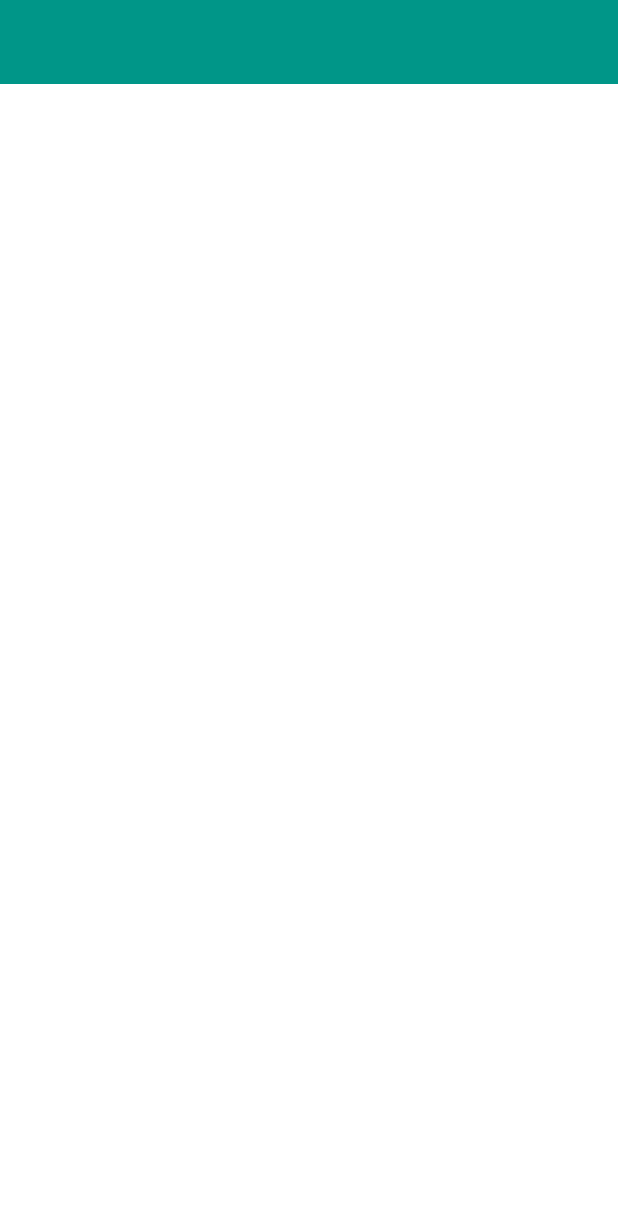
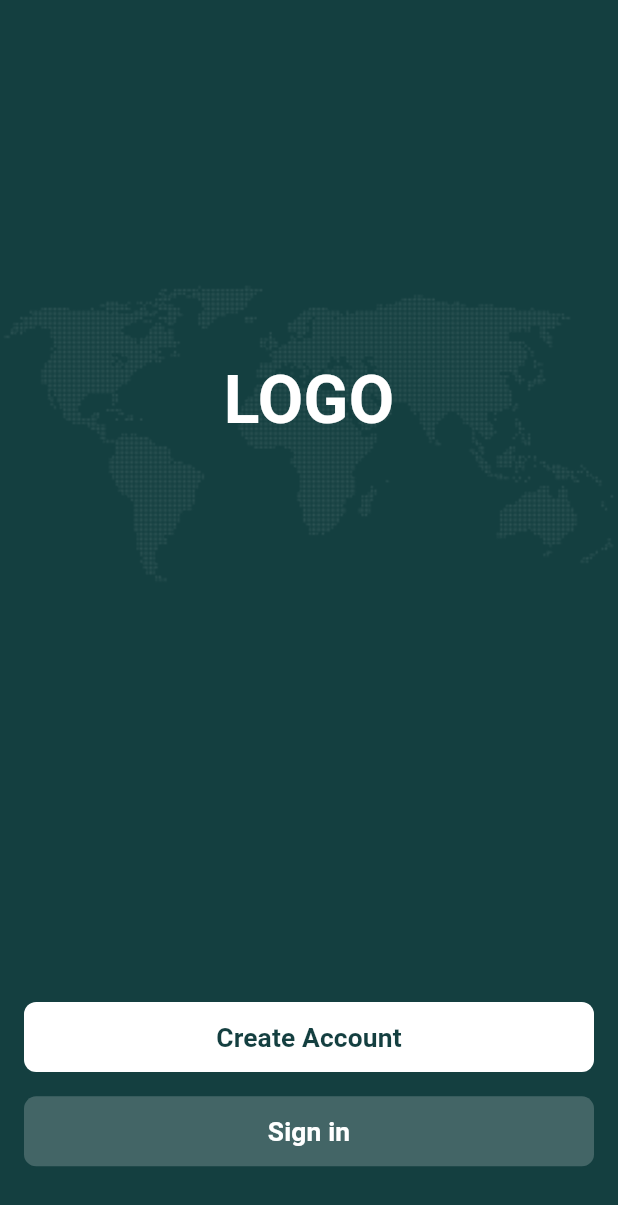
Before and after one commit to laiba-amjad9292/ShopSeeker, a Flutter app: the screen it shows after launch, on a phone screen of 412 x 824 dp. Shown: the top 1205 px of the screen. Run offline on Flutter 3.47's test engine with Material 3 defaults, Android fonts, the phone set to English and light mode, and no system bars; drawn by our look-alikes of auto_size_text; our stand-ins replace flutter_screenutil, get.

Commit message:
Splash screen created

```diff
--- /dev/null
+++ b/lib/global/widgets/button.widget.dart
@@ -0,0 +1,141 @@
+import 'package:auto_size_text/auto_size_text.dart';
+import 'package:flutter/material.dart';
+import 'package:flutter_screenutil/flutter_screenutil.dart';
+import 'package:get/get.dart';
+import 'package:shop_seeker/utils/constants/app_colors.utils.dart';
+import 'package:shop_seeker/utils/theme/app_theme.utils.dart';
+
+class AppButton extends StatelessWidget {
+  final String title;
+  final double height;
+  final double? width;
+  final double elevation;
+  final double? borderRadius;
+  final double fontSize;
+  final Color? color;
+  final BorderSide? borderSide;
+  final Color fontColor;
+  final Function onTap;
+  final bool isLoading;
+  final FontWeight fontWeight;
+  final Widget? icon;
+  final bool? isDisabled;
+  final bool isIconLeading;
+  final EdgeInsetsGeometry? padding;
+  final Color? disabledColor;
+  final Color? disabledFontColor;
+
+  const AppButton({
+    Key? key,
+    this.color,
+    this.padding,
+    this.fontColor = Colors.white,
+    this.borderSide,
+    this.icon,
+    this.height = 46,
+    this.elevation = 0,
+    this.fontWeight = FontWeight.w500,
+    this.width,
+    this.borderRadius = 8,
+    this.fontSize = 16,
+    this.isLoading = false,
+    this.isIconLeading = false,
+    required this.title,
+    required this.onTap,
+    this.isDisabled,
+    this.disabledColor,
+    this.disabledFontColor,
+  }) : super(key: key);
+
+  @override
+  Widget build(BuildContext context) {
+    return IgnorePointer(
+      ignoring: isDisabled ?? false,
+      child: Padding(
+        padding: padding ?? EdgeInsets.zero,
+        child: SizedBox(
+          width: width?.toDouble().w ?? 1.sw,
+          height: height.h,
+          child: ElevatedButton(
+            style: ElevatedButton.styleFrom(
+              surfaceTintColor:
+                  isDisabled == true
+                      ? disabledColor ?? AppColors.disabledColor
+                      : color ??
+                          (isDisabled == true
+                              ? disabledColor ?? AppColors.disabledColor
+                              : AppColors.primary),
+
+              padding: padding ?? EdgeInsets.zero,
+              elevation: elevation,
+              backgroundColor: backGroundColor,
+              shape: RoundedRectangleBorder(
+                side: borderSide ?? BorderSide.none,
+                borderRadius: BorderRadius.circular(borderRadius?.r ?? 8),
+              ),
+              minimumSize: Size(width?.toDouble().w ?? 1.sw, height.h),
+              // width: width?.toDouble() ?? 1.sw,
+              alignment: Alignment.center,
+            ),
+            clipBehavior: Clip.antiAliasWithSaveLayer,
+            onPressed:
+                isDisabled == true
+                    ? () {}
+                    : () {
+                      FocusScope.of(Get.context!).requestFocus(FocusNode());
+                      onTap();
+                    },
+            child: Center(
+              child:
+                  icon == null
+                      ? AutoSizeText(
+                        title,
+                        textAlign: TextAlign.center,
+                        style: stylew600(
+                          size: height == 36 ? 12 : fontSize,
+                          color: fontColor,
+                        ),
+                      )
+                      : Row(
+                        mainAxisAlignment: MainAxisAlignment.center,
+                        children: [
+                          if (isIconLeading) icon!,
+                          AutoSizeText(
+                            title,
+                            textAlign: TextAlign.center,
+                            style: stylew600(
+                              size: height == 36 ? 12 : fontSize,
+                              color: fontColor,
+                            ),
+                          ),
+                          if (!isIconLeading) icon!,
+                        ],
+                      ),
+            ),
+          ),
+        ),
+      ),
+    );
+  }
+
+  bool get buttonDisabled {
+    // change color when making app
+    return color == AppColors.colorAAAAAA || isDisabled == true;
+  }
+
+  Color get textButtonColor {
+    if (buttonDisabled) {
+      return AppColors.white;
+    } else {
+      return fontColor;
+    }
+  }
+
+  Color get backGroundColor {
+    if (buttonDisabled) {
+      return disabledColor ?? AppColors.disabledColor;
+    } else {
+      return color ?? AppColors.primary;
+    }
+  }
+}
--- a/lib/main.dart
+++ b/lib/main.dart
@@ -1,4 +1,6 @@
 import 'package:flutter/material.dart';
+import 'package:flutter_screenutil/flutter_screenutil.dart';
+import 'package:shop_seeker/modules/auth/screens/login_or_signUp.screen.dart';
 
 void main() {
   runApp(const MyApp());
@@ -9,8 +11,9 @@
 
   @override
   Widget build(BuildContext context) {
-    // SystemChrome.setSystemUIOverlayStyle(
-    //     const SystemUiOverlayStyle(statusBarColor: Colors.transparent));
+    return ScreenUtilInit(
+      designSize: Size(375, 812),
+      builder: (context, child) {
         return MaterialApp(
           title: 'HomePage',
           theme: ThemeData(
@@ -19,7 +22,9 @@
           ),
           debugShowCheckedModeBanner: false,
 
-      home: MyHomePage(),
+          home: LoginOrSignupScreen(),
+        );
+      },
     );
   }
 }
--- /dev/null
+++ b/lib/modules/auth/screens/login.screen.dart
@@ -0,0 +1,15 @@
+import 'package:flutter/material.dart';
+
+class LoginScreen extends StatefulWidget {
+  const LoginScreen({super.key});
+
+  @override
+  State<LoginScreen> createState() => _LoginScreenState();
+}
+
+class _LoginScreenState extends State<LoginScreen> {
+  @override
+  Widget build(BuildContext context) {
+    return Scaffold();
+  }
+}
--- /dev/null
+++ b/lib/modules/auth/screens/login_or_signUp.screen.dart
@@ -0,0 +1,67 @@
+import "package:flutter/material.dart";
+import "package:shop_seeker/global/widgets/button.widget.dart";
+import "package:shop_seeker/utils/constants/app_colors.utils.dart";
+import "package:shop_seeker/utils/extensions/size_extension.util.dart";
+import "package:shop_seeker/utils/theme/app_theme.utils.dart";
+
+class LoginOrSignupScreen extends StatefulWidget {
+  const LoginOrSignupScreen({super.key});
+
+  @override
+  State<LoginOrSignupScreen> createState() => _LoginOrSignupScreenState();
+}
+
+class _LoginOrSignupScreenState extends State<LoginOrSignupScreen> {
+  @override
+  Widget build(BuildContext context) {
+    return Scaffold(
+      backgroundColor: AppColors.primary,
+      body: Stack(
+        children: [
+          Positioned(
+            top: 189,
+            left: 0,
+            right: 0,
+            child: Image.asset("assets/images/map shadw.png"),
+          ),
+          Stack(
+            children: [
+              Positioned(
+                top: 236,
+                left: 0,
+                right: 0,
+                child: Center(
+                  child: Text(
+                    'LOGO',
+                    style: stylew700(size: 40, color: AppColors.white),
+                  ),
+                ),
+              ),
+            ],
+          ),
+          Padding(
+            padding: const EdgeInsets.all(16.0),
+            child: Column(
+              mainAxisAlignment: MainAxisAlignment.end,
+              children: [
+                AppButton(
+                  title: 'Create Account',
+                  color: AppColors.white,
+                  fontColor: AppColors.primary,
+                  onTap: () {},
+                ),
+                16.hp,
+                AppButton(
+                  title: 'Sign in',
+                  color: AppColors.white20,
+                  onTap: () {},
+                ),
+                30.hp,
+              ],
+            ),
+          ),
+        ],
+      ),
+    );
+  }
+}
--- /dev/null
+++ b/lib/modules/auth/screens/sign_up.screen.dart
@@ -0,0 +1,15 @@
+import 'package:flutter/material.dart';
+
+class SignUpScreen extends StatefulWidget {
+  const SignUpScreen({super.key});
+
+  @override
+  State<SignUpScreen> createState() => _SignUpScreenState();
+}
+
+class _SignUpScreenState extends State<SignUpScreen> {
+  @override
+  Widget build(BuildContext context) {
+    return Scaffold();
+  }
+}
--- a/lib/utils/constants/app_colors.utils.dart
+++ b/lib/utils/constants/app_colors.utils.dart
@@ -13,5 +13,7 @@ class AppColors {
   static const color1C1B1B = Color(0x001C1B1B);
   static const colorEE4D4D = Color(0x00EE4D4D);
   static const color263238 = Color(0x00263238);
-  // static const color = Color(0x00);
+  static const disabledColor = Colors.grey;
+  static const colorF4F5FD = Color(0x00F4F5FD);
+  static const color = Color(0x00);
 }
--- /dev/null
+++ b/lib/utils/theme/app_theme.utils.dart
@@ -0,0 +1,45 @@
+import 'package:flutter/material.dart';
+import 'package:flutter_screenutil/flutter_screenutil.dart';
+import 'package:shop_seeker/utils/constants/app_colors.utils.dart';
+
+TextStyle stylew700({double size = 16, color}) {
+  return TextStyle(
+    color: color ?? AppColors.primary,
+    fontSize: size.sp,
+    fontWeight: FontWeight.w700,
+  );
+}
+
+TextStyle stylew600({double size = 16, color}) {
+  return TextStyle(
+    color: color ?? AppColors.color1C1B1B,
+    fontSize: size.sp,
+    fontWeight: FontWeight.w600,
+  );
+}
+
+TextStyle stylew500({double size = 16, color}) {
+  return TextStyle(
+    color: color ?? AppColors.color263238,
+    fontSize: size.sp,
+    fontWeight: FontWeight.w500,
+  );
+}
+
+TextStyle styleRegular({double size = 16, color}) {
+  return TextStyle(
+    fontFamily: "jakarta-regular",
+    color: color ?? AppColors.black,
+    fontSize: size.sp,
+    fontWeight: FontWeight.normal,
+  );
+}
+
+TextStyle stylew400({double size = 16, Color? color}) {
+  return TextStyle(
+    fontFamily: "jakarta-light",
+    fontSize: size.sp,
+    color: color ?? AppColors.white,
+    fontWeight: FontWeight.w400,
+  );
+}
--- a/pubspec.yaml
+++ b/pubspec.yaml
@@ -39,7 +39,7 @@ dependencies:
   firebase_auth: ^5.5.2
 
   get: ^4.7.2
-
+  auto_size_text: ^3.0.0
   flutter_screenutil: ^5.9.3
 
 dev_dependencies:
```
Also changed, not shown: pubspec.lock. Lines whose indentation alone changed are shown as unchanged.
